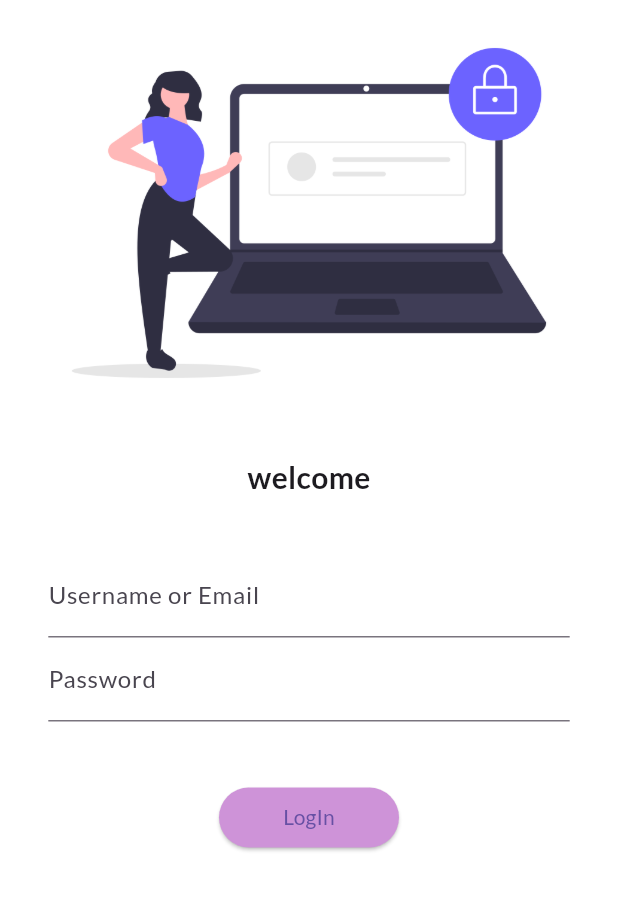
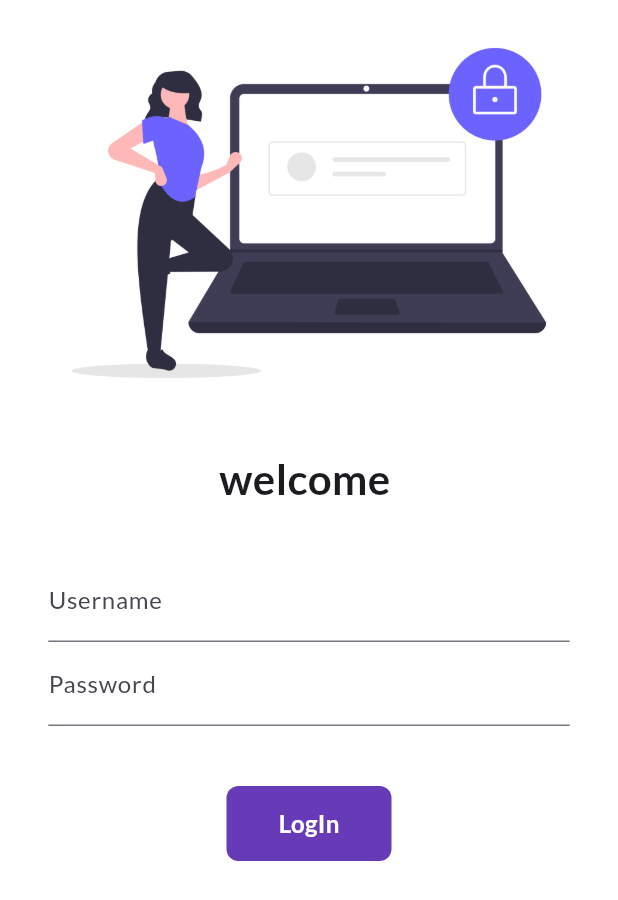
Before and after one commit to Torabarnob203311003/Learning-Flutter, a Flutter app: the screen it shows after launch, on a phone screen of 412 x 824 dp. Shown: the top 900 px of the screen. Run offline on Flutter 3.47's test engine with Material 3 defaults, Android fonts, the phone set to English and light mode, and no system bars; our stand-ins replace google_fonts.

Commit message:
Home page text update and login page stateful widget conversion
The home page text has been updated in two places:
1. "welcome flutter $days challenge with $name" has been changed to "welcome to learning flutter challenge $name" in HomePage widget.
2. "with torab" has been changed to " with torab" in the same widget.

The login page has been converted from a StatelessWidget to a StatefulWidget, with the addition of a state class _MyWidgetState. The 'name' variable has been moved to this state class, and an onChanged callback has been added to the TextFormField for the username to update the 'name' variable and trigger a setState call. The ElevatedButton has been replaced with an InkWell widget for tap feedback.

```diff
--- a/lib/pages/Home_page.dart
+++ b/lib/pages/Home_page.dart
@@ -3,7 +3,7 @@ import 'Home_page.dart';
 
 class HomePage extends StatelessWidget {
   final int days = 60;
-  final String name = "with torab";
+  final String name = " with torab";
 
   @override
   Widget build(BuildContext context) {
@@ -13,7 +13,7 @@ class HomePage extends StatelessWidget {
       ),
       body: Center(
         child: Container(
-          child: Text("welcome flutter  $days challenge with $name"),
+          child: Text("welcome to learning flutter challenge $name"),
         ),
       ),
       drawer: Drawer(),
--- a/lib/pages/login_page.dart
+++ b/lib/pages/login_page.dart
@@ -1,9 +1,15 @@
 import 'package:flutter/material.dart';
 import 'package:my_app/utils/routes.dart';
 
-class MyWidget extends StatelessWidget {
+class MyWidget extends StatefulWidget {
   const MyWidget({super.key});
 
+  @override
+  State<MyWidget> createState() => _MyWidgetState();
+}
+
+class _MyWidgetState extends State<MyWidget> {
+  String name = "";
   @override
   Widget build(BuildContext context) {
     var labelText = "username or email";
@@ -17,15 +23,15 @@ class MyWidget extends StatelessWidget {
                 fit: BoxFit.cover,
               ),
               SizedBox(
-                height: 20.0,
+                height: 15.0,
               ),
-              Text("welcome",
+              Text("welcome $name",
                   style: TextStyle(
-                    fontSize: 20,
+                    fontSize: 28,
                     fontWeight: FontWeight.bold,
                   )),
               SizedBox(
-                height: 20.0,
+                height: 17.0,
               ),
               Padding(
                 padding: const EdgeInsets.symmetric(
@@ -34,8 +40,11 @@ class MyWidget extends StatelessWidget {
                   children: [
                     TextFormField(
                       decoration: InputDecoration(
-                          hintText: "Username or Email",
-                          labelText: "Username or Email"),
+                          hintText: "Username ", labelText: "Username "),
+                      onChanged: (value) {
+                        name = value;
+                        setState(() {});
+                      },
                     ),
                     TextFormField(
                       decoration: InputDecoration(
@@ -47,18 +56,37 @@ class MyWidget extends StatelessWidget {
                     SizedBox(
                       height: 20.0,
                     ),
-                    ElevatedButton(
-                      onPressed: () {
-                        print(
-                          Navigator.pushNamed(context, MyRoutes.homeRoute),
-                        );
+                    InkWell(
+                      onTap: () {
+                        Navigator.pushNamed(context, MyRoutes.homeRoute);
                       },
-                      child: Text("LogIn"),
-                      style: TextButton.styleFrom(
-                        backgroundColor: Colors.purple[200],
-                        minimumSize: Size(120, 40),
+                      child: AnimatedContainer(
+                        duration: Duration(seconds: 1),
+                        width: 110,
+                        height: 50,
+                        alignment: Alignment.center,
+                        child: Text("LogIn",
+                            style: TextStyle(
+                                color: Colors.white,
+                                fontWeight: FontWeight.bold,
+                                fontSize: 16)),
+                        decoration: BoxDecoration(
+                            color: Colors.deepPurple,
+                            borderRadius: BorderRadius.circular(8)),
                       ),
-                    ),
+                    )
+                    // ElevatedButton(
+                    //   onPressed: () {
+                    //     print(
+                    //       Navigator.pushNamed(context, MyRoutes.homeRoute),
+                    //     );
+                    //   },
+                    //   child: Text("LogIn"),
+                    //   style: TextButton.styleFrom(
+                    //     backgroundColor: Colors.purple[200],
+                    //     minimumSize: Size(120, 40),
+                    //   ),
+                    // ),
                   ],
                 ),
               )
```
